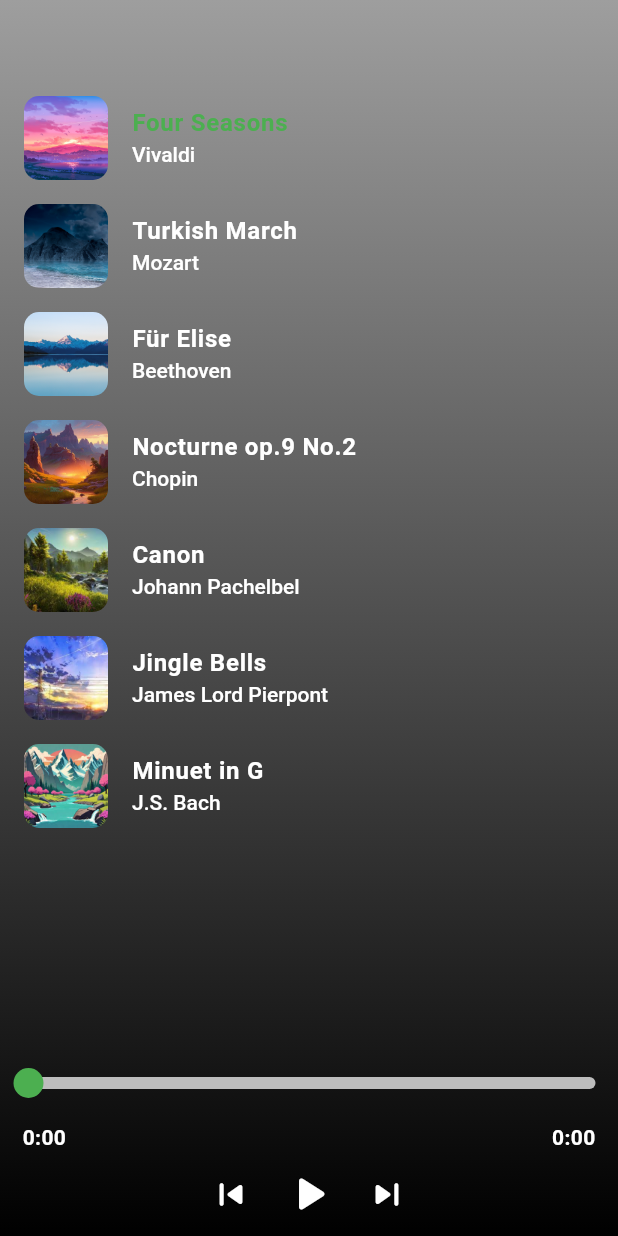
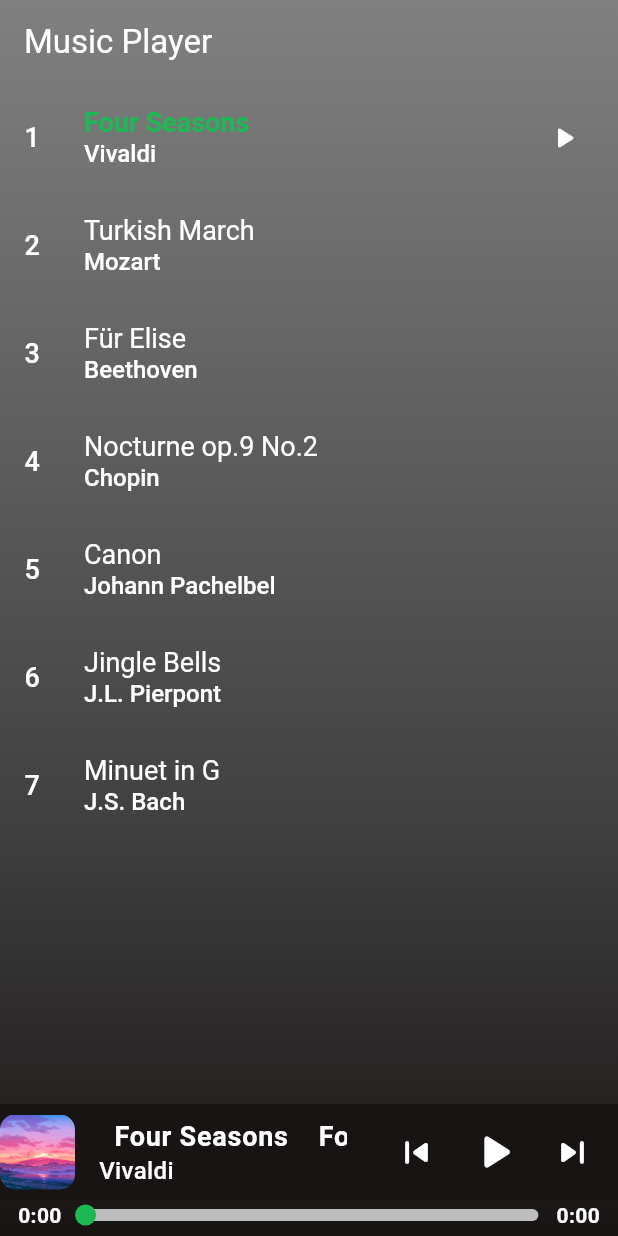
Before and after one commit to SinirliJapon/mp3_player, a Flutter app: the screen it shows after launch, after a tap on the "skip next" icon, on a phone screen of 412 x 824 dp. Run offline on Flutter 3.47's test engine with Material 3 defaults, Android fonts, the phone set to English and light mode, and no system bars; drawn by our look-alikes of audio_video_progress_bar, marquee; our stand-ins replace just_audio, just_audio_background, lottie, rxdart.

Commit message:
currentTrackInfo added

```diff
--- a/assets/data/audio_songs.json
+++ b/assets/data/audio_songs.json
@@ -37,7 +37,7 @@
     {
         "id" : 5,
         "title" : "Jingle Bells",
-        "artist" : "James Lord Pierpont",
+        "artist" : "J.L. Pierpont",
         "url" : "assets/audios/6.mp3",
         "image" : "assets/images/6.jpg"
     },
--- a/lib/provider/audio_provider.dart
+++ b/lib/provider/audio_provider.dart
@@ -1,5 +1,6 @@
 import 'dart:convert';
 import 'dart:core';
+import 'dart:developer';
 
 import 'package:flutter/material.dart';
 import 'package:flutter/services.dart';
@@ -13,7 +14,6 @@ class AudioProvider extends ChangeNotifier {
   List<Audio> get audioSongsList => _audioSongsList;
 
   ConcatenatingAudioSource _playlists = ConcatenatingAudioSource(children: []);
-
   ConcatenatingAudioSource get playlists => _playlists;
 
   Future<void> fetchAudioSongs() async {
@@ -39,6 +39,7 @@ class AudioProvider extends ChangeNotifier {
             .toList(),
       ));
     } catch (e) {
+      log('Error: $e');
       rethrow;
     } finally {
       isLoading = false;
--- a/lib/resource/styles/styles.dart
+++ b/lib/resource/styles/styles.dart
@@ -11,12 +11,19 @@ abstract class Styles {
     ),
   );
 
-  static TextStyle audioTitleTextStyle(bool isPlaying, bool isCurrentItem) {
+  static TextStyle audioLeadingTextStyle = const TextStyle(color: ThemeColors.foregroundColor, fontSize: 18, fontWeight: FontWeight.w500);
+
+  static TextStyle audioTitleTextStyle(bool isCurrentItem) {
     return TextStyle(
-      color: isPlaying ? ThemeColors.primaryColor : (isCurrentItem ? ThemeColors.primaryColor : ThemeColors.foregroundColor),
-      fontWeight: isPlaying ? FontWeight.bold : FontWeight.bold,
+      color: isCurrentItem ? ThemeColors.primaryColor : ThemeColors.foregroundColor,
+      fontWeight: isCurrentItem ? FontWeight.bold : FontWeight.normal,
+      fontSize: 18,
     );
   }
 
-  static TextStyle audioSubtitleTextStyle = const TextStyle(color: Colors.white, fontWeight: FontWeight.w500);
+  static TextStyle audioSubtitleTextStyle = const TextStyle(color: Colors.white, fontWeight: FontWeight.w500, fontSize: 16);
+
+  static TextStyle trackTitleTextStyle = const TextStyle(color: ThemeColors.foregroundColor, fontWeight: FontWeight.bold, fontSize: 18);
+
+  static TextStyle trackSubtitleTExtStyle = const TextStyle(color: ThemeColors.foregroundColor, fontWeight: FontWeight.w500, fontSize: 16);
 }
--- a/lib/resource/theme_colors/theme_colors.dart
+++ b/lib/resource/theme_colors/theme_colors.dart
@@ -1,9 +1,11 @@
 import 'package:flutter/material.dart';
 
 abstract class ThemeColors {
-  static const primaryColor = Colors.green;
+  static const primaryColor = Color(0xFF1DB954);
   static const secondaryColor = Colors.grey;
   static const foregroundColor = Colors.white;
 
-  static const List<Color> backgroundGradient = [Colors.grey, Colors.black];
+  static const backgroundBlack = Color(0xFF191414);
+
+  static const List<Color> backgroundGradient = [Color(0xFF808080), Color(0xFF606060), Color(0xFF404040), Color(0xFF191414)];
 }
--- a/lib/screens/home_screen.dart
+++ b/lib/screens/home_screen.dart
@@ -1,14 +1,13 @@
 import 'package:flutter/material.dart';
 import 'package:just_audio/just_audio.dart';
 import 'package:just_audio_background/just_audio_background.dart';
-import 'package:lottie/lottie.dart';
-import 'package:mp3_player/model/position_data.dart';
 import 'package:mp3_player/provider/audio_provider.dart';
 import 'package:mp3_player/resource/styles/styles.dart';
-import 'package:mp3_player/widgets/audio_progress_bar.dart';
-import 'package:mp3_player/widgets/controls.dart';
+import 'package:mp3_player/resource/theme_colors/theme_colors.dart';
+import 'package:mp3_player/utils/functions.dart';
+import 'package:mp3_player/widgets/current_track_info.dart';
+import 'package:mp3_player/widgets/list_tile_trailing.dart';
 import 'package:provider/provider.dart';
-import 'package:rxdart/rxdart.dart';
 
 class HomeScreen extends StatefulWidget {
   const HomeScreen({Key? key}) : super(key: key);
@@ -20,26 +19,20 @@ class HomeScreen extends StatefulWidget {
 class _HomeScreenState extends State<HomeScreen> {
   late AudioPlayer _audioPlayer;
   late AudioProvider _audioProvider;
-
-  Stream<PositionData> get _positionDataStream => Rx.combineLatest3<Duration, Duration, Duration?, PositionData>(
-        _audioPlayer.positionStream,
-        _audioPlayer.bufferedPositionStream,
-        _audioPlayer.durationStream,
-        (position, bufferedPosition, duration) => PositionData(position, bufferedPosition, duration ?? Duration.zero),
-      );
+  bool isPlaying = true;
 
   @override
   void initState() {
     super.initState();
     _audioPlayer = AudioPlayer();
     _audioProvider = Provider.of<AudioProvider>(context, listen: false);
-    _init();
-  }
+    Functions.init(_audioPlayer, _audioProvider);
 
-  Future<void> _init() async {
-    await _audioPlayer.setLoopMode(LoopMode.all);
-    await _audioProvider.fetchAudioSongs();
-    await _audioPlayer.setAudioSource(_audioProvider.playlists, initialIndex: 0);
+    _audioPlayer.playerStateStream.listen((state) {
+      setState(() {
+        isPlaying = state.playing;
+      });
+    });
   }
 
   @override
@@ -53,7 +46,7 @@ class _HomeScreenState extends State<HomeScreen> {
     return Container(
       decoration: Styles.audioBoxDecoration,
       child: Scaffold(
-        appBar: AppBar(backgroundColor: Colors.transparent),
+        appBar: AppBar(backgroundColor: Colors.transparent, title: const Text('Music Player'), foregroundColor: ThemeColors.foregroundColor),
         backgroundColor: Colors.transparent,
         body: Column(
           children: [
@@ -63,45 +56,31 @@ class _HomeScreenState extends State<HomeScreen> {
                 builder: (context, snapshot) {
                   final state = snapshot.data;
                   if (state?.sequence.isEmpty ?? true) {
-                    return const SizedBox();
-                  }
+                    return const Center(child: Text('Audioplayer is empty...', style: TextStyle(color: ThemeColors.foregroundColor)));
+                  } else {
                     final playListLength = state!.sequence.length;
-
                     return ListView.builder(
                       itemCount: playListLength,
                       itemBuilder: (context, index) {
                         final metadata = state.sequence[index].tag as MediaItem;
                         final isCurrentItem = _audioPlayer.currentIndex == index;
-                      final isPlaying = isCurrentItem && _audioPlayer.playing;
-
                         return ListTile(
-                        onTap: () {
-                          if (isCurrentItem) {
-                            if (isPlaying) {
-                              _audioPlayer.pause();
-                            } else {
-                              _audioPlayer.play();
-                            }
-                          } else {
-                            _audioPlayer.seek(Duration.zero, index: index);
-                            _audioPlayer.play();
-                          }
-                        },
-                        leading: ClipRRect(borderRadius: BorderRadius.circular(10.0), child: Image(image: AssetImage(metadata.artUri.toString()))),
-                        title: Text(metadata.title, style: Styles.audioTitleTextStyle(isPlaying, isCurrentItem)),
-                        trailing: isPlaying ? Lottie.asset('assets/icons/soundwave.json') : const SizedBox(),
+                          onTap: () => Functions.onTap(_audioPlayer, isPlaying, isCurrentItem, index),
+                          leading: Text('${index + 1}', style: Styles.audioLeadingTextStyle),
+                          title: Text(metadata.title),
                           subtitle: Text(metadata.artist ?? ''),
+                          trailing: ListTileTrailing(isCurrentItem: isCurrentItem, isPlaying: isPlaying),
+                          titleTextStyle: Styles.audioTitleTextStyle(isCurrentItem),
                           subtitleTextStyle: Styles.audioSubtitleTextStyle,
-                        iconColor: Colors.white,
+                          iconColor: ThemeColors.foregroundColor,
                         );
                       },
                     );
+                  }
                 },
               ),
             ),
-            const SizedBox(height: 20),
-            AudioProgressBar(positionDataStream: _positionDataStream, audioPlayer: _audioPlayer),
-            Controls(audioPlayer: _audioPlayer),
+            CurrentTrackInfo(audioPlayer: _audioPlayer, sequenceState: _audioPlayer.sequenceState, isPlaying: isPlaying),
           ],
         ),
       ),
--- /dev/null
+++ b/lib/utils/audio_stream_utils.dart
@@ -0,0 +1,14 @@
+import 'package:just_audio/just_audio.dart';
+import 'package:mp3_player/model/position_data.dart';
+import 'package:rxdart/rxdart.dart';
+
+abstract class AudioStreamUtils {
+  static Stream<PositionData> getPositionDataStream(AudioPlayer audioPlayer) {
+    return Rx.combineLatest3<Duration, Duration, Duration?, PositionData>(
+      audioPlayer.positionStream,
+      audioPlayer.bufferedPositionStream,
+      audioPlayer.durationStream,
+      (position, bufferedPosition, duration) => PositionData(position, bufferedPosition, duration ?? Duration.zero),
+    );
+  }
+}
--- /dev/null
+++ b/lib/utils/functions.dart
@@ -0,0 +1,23 @@
+import 'package:just_audio/just_audio.dart';
+import 'package:mp3_player/provider/audio_provider.dart';
+
+abstract class Functions {
+  static Future<void> init(AudioPlayer audioPlayer, AudioProvider audioProvider) async {
+    await audioPlayer.setLoopMode(LoopMode.all);
+    await audioProvider.fetchAudioSongs();
+    await audioPlayer.setAudioSource(audioProvider.playlists, initialIndex: 0);
+  }
+
+  static void onTap(AudioPlayer audioPlayer, bool isPlaying, bool isCurrentItem, int index) {
+    if (isCurrentItem) {
+      if (isPlaying) {
+        audioPlayer.pause();
+      } else {
+        audioPlayer.play();
+      }
+    } else {
+      audioPlayer.seek(Duration.zero, index: index);
+      audioPlayer.play();
+    }
+  }
+}
--- a/lib/widgets/audio_progress_bar.dart
+++ b/lib/widgets/audio_progress_bar.dart
@@ -22,14 +22,16 @@ class AudioProgressBar extends StatelessWidget {
       builder: (context, snapshot) {
         final positionData = snapshot.data;
         return Padding(
-          padding: const EdgeInsets.symmetric(horizontal: 15),
+          padding: const EdgeInsets.only(left: 4.0, right: 4.0, bottom: 4.0),
           child: ProgressBar(
             barHeight: 8.0,
-            timeLabelPadding: 16.0,
+            thumbRadius: 7.0,
             baseBarColor: ThemeColors.secondaryColor[400],
             bufferedBarColor: ThemeColors.secondaryColor,
-            progressBarColor: ThemeColors.primaryColor[400],
+            progressBarColor: ThemeColors.primaryColor.withOpacity(0.5),
             thumbColor: ThemeColors.primaryColor,
+            timeLabelLocation: TimeLabelLocation.sides,
+            timeLabelType: TimeLabelType.totalTime,
             timeLabelTextStyle: const TextStyle(color: ThemeColors.foregroundColor, fontWeight: FontWeight.w600),
             progress: positionData?.position ?? Duration.zero,
             buffered: positionData?.bufferedPosition ?? Duration.zero,
--- a/lib/widgets/controls.dart
+++ b/lib/widgets/controls.dart
@@ -48,9 +48,7 @@ class Controls extends StatelessWidget {
           },
         ),
         IconButton(
-          onPressed: () {
-            audioPlayer.seekToNext();
-          },
+          onPressed: audioPlayer.seekToNext,
           iconSize: 30,
           color: ThemeColors.foregroundColor,
           icon: const Icon(Icons.skip_next_rounded),
--- /dev/null
+++ b/lib/widgets/current_track_info.dart
@@ -0,0 +1,63 @@
+import 'package:flutter/material.dart';
+import 'package:just_audio/just_audio.dart';
+import 'package:just_audio_background/just_audio_background.dart';
+import 'package:marquee/marquee.dart';
+import 'package:mp3_player/resource/styles/styles.dart';
+import 'package:mp3_player/resource/theme_colors/theme_colors.dart';
+import 'package:mp3_player/utils/audio_stream_utils.dart';
+import 'package:mp3_player/widgets/audio_progress_bar.dart';
+import 'package:mp3_player/widgets/controls.dart';
+
+class CurrentTrackInfo extends StatelessWidget {
+  final AudioPlayer audioPlayer;
+  final SequenceState? sequenceState;
+  final bool isPlaying;
+
+  const CurrentTrackInfo({Key? key, required this.audioPlayer, required this.sequenceState, required this.isPlaying}) : super(key: key);
+
+  @override
+  Widget build(BuildContext context) {
+    final screenWidth = MediaQuery.of(context).size.width;
+    final currentIndex = audioPlayer.currentIndex ?? 0;
+    final currentMetadata = sequenceState?.sequence[currentIndex].tag as MediaItem?;
+
+    if (currentMetadata == null) {
+      return const SizedBox.shrink();
+    } else {
+      return Column(
+        children: [
+          Container(
+            width: screenWidth,
+            color: ThemeColors.backgroundBlack,
+            child: ListTile(
+              contentPadding: const EdgeInsets.all(0),
+              leading: ClipRRect(
+                borderRadius: BorderRadius.circular(10.0),
+                child: Image(image: AssetImage(currentMetadata.artUri.toString()), height: 50, width: 50, fit: BoxFit.cover),
+              ),
+              title: SizedBox(
+                height: 25,
+                child: Marquee(
+                  text: currentMetadata.title,
+                  style: Styles.trackTitleTextStyle,
+                  scrollAxis: Axis.horizontal,
+                  crossAxisAlignment: CrossAxisAlignment.start,
+                  blankSpace: 20.0,
+                  velocity: 35.0,
+                  startPadding: 10.0,
+                  accelerationCurve: Curves.linear,
+                ),
+              ),
+              subtitle: Text(currentMetadata.artist ?? '', style: Styles.trackSubtitleTExtStyle),
+              trailing: SizedBox(width: screenWidth / 2.5, child: Controls(audioPlayer: audioPlayer)),
+            ),
+          ),
+          Padding(
+            padding: const EdgeInsets.symmetric(horizontal: 8.0, vertical: 0.0),
+            child: AudioProgressBar(positionDataStream: AudioStreamUtils.getPositionDataStream(audioPlayer), audioPlayer: audioPlayer),
+          ),
+        ],
+      );
+    }
+  }
+}
--- /dev/null
+++ b/lib/widgets/list_tile_trailing.dart
@@ -0,0 +1,26 @@
+import 'package:flutter/material.dart';
+import 'package:lottie/lottie.dart';
+import 'package:mp3_player/resource/theme_colors/theme_colors.dart';
+
+class ListTileTrailing extends StatelessWidget {
+  final bool isCurrentItem;
+  final bool isPlaying;
+
+  const ListTileTrailing({super.key, required this.isCurrentItem, required this.isPlaying});
+
+  @override
+  Widget build(BuildContext context) {
+    if (isCurrentItem) {
+      if (isPlaying) {
+        return ColorFiltered(
+          colorFilter: const ColorFilter.mode(ThemeColors.primaryColor, BlendMode.srcATop),
+          child: Lottie.asset('assets/icons/soundwave.json'),
+        );
+      } else {
+        return const Icon(Icons.play_arrow_rounded);
+      }
+    } else {
+      return const SizedBox();
+    }
+  }
+}
--- a/pubspec.yaml
+++ b/pubspec.yaml
@@ -24,6 +24,7 @@ dependencies:
   audio_session: ^0.1.18
   permission_handler: ^11.2.0
   lottie: ^3.0.0
+  marquee: ^2.2.3
 
 dev_dependencies:
   flutter_test:
```
Also changed, not shown: assets/icons/soundwave.json (+1 -1 lines), pubspec.lock. Lines whose indentation alone changed are shown as unchanged.
